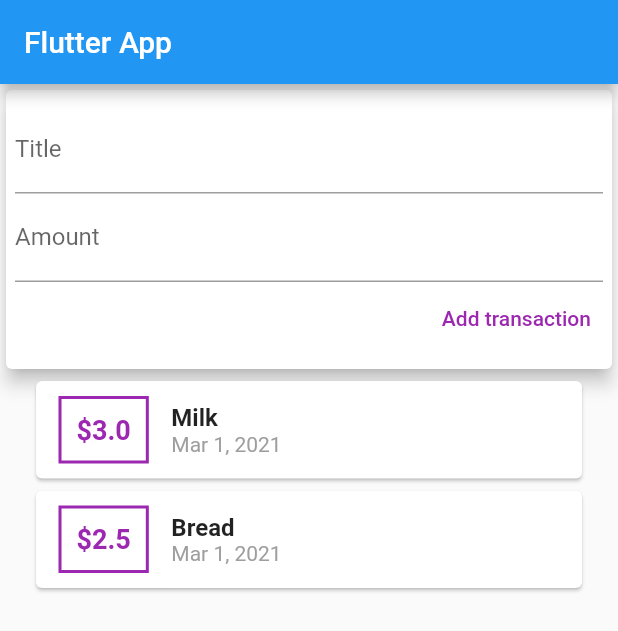
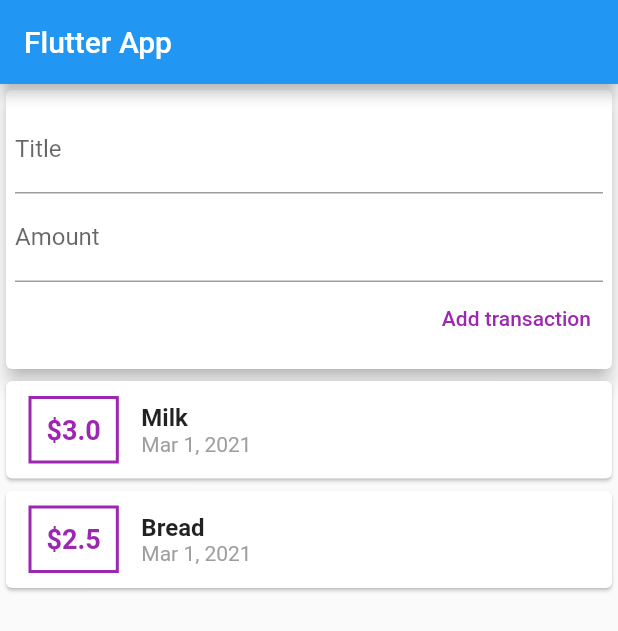
Before and after one commit to eliasvolkov/Flutter-course, a Flutter app: the screen it shows after launch, on a phone screen of 412 x 824 dp. Shown: the top 631 px of the screen. Run offline on Flutter 3.47's test engine with Material 2 defaults, Android fonts, the phone set to English and light mode, and no system bars.

Commit message:
[IV] - added List view

```diff
--- a/lib/app.dart
+++ b/lib/app.dart
@@ -15,7 +15,11 @@ class _AppState extends State<App> {
         appBar: AppBar(
           title: Text("Flutter App"),
         ),
-        body: UserTransaction(),
+        body: SingleChildScrollView(
+          child: Column(
+            children: [UserTransaction()],
+          ),
+        ),
       ),
     );
   }
--- a/lib/widgets/new_transaction.dart
+++ b/lib/widgets/new_transaction.dart
@@ -25,6 +25,7 @@ class NewTransaction extends StatelessWidget {
               ),
               TextField(
                 controller: amountController,
+                keyboardType: TextInputType.number,
                 decoration: InputDecoration(
                   labelText: 'Amount',
                 ),
--- a/lib/widgets/transaction_list.dart
+++ b/lib/widgets/transaction_list.dart
@@ -10,15 +10,13 @@ class TransactionList extends StatelessWidget {
   @override
   Widget build(BuildContext context) {
     return Container(
+      height: 350,
       width: double.infinity,
-      child: Padding(
-        padding: EdgeInsets.symmetric(horizontal: 20.0),
-        child: Column(
-          crossAxisAlignment: CrossAxisAlignment.center,
-          children: transactions.map((transaction) {
-            return transactionItem(transaction);
-          }).toList(),
-        ),
+      child: ListView.builder(
+        itemBuilder: (context, index) {
+          return transactionItem(transactions[index]);
+        },
+        itemCount: transactions.length,
       ),
     );
   }
```
